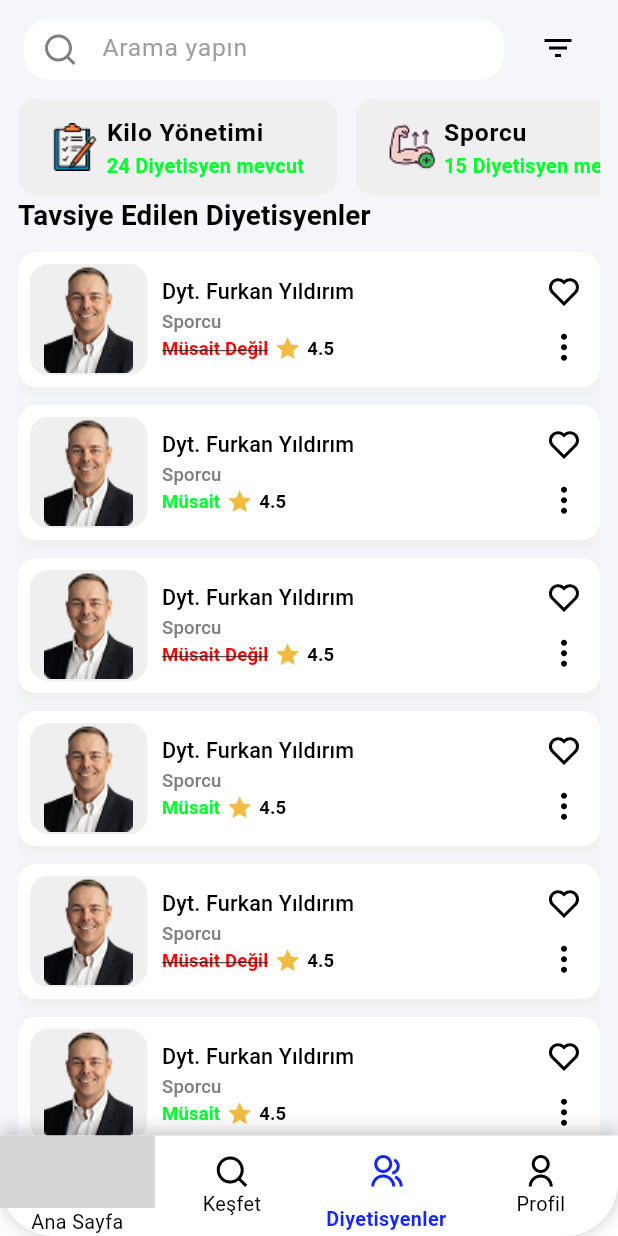
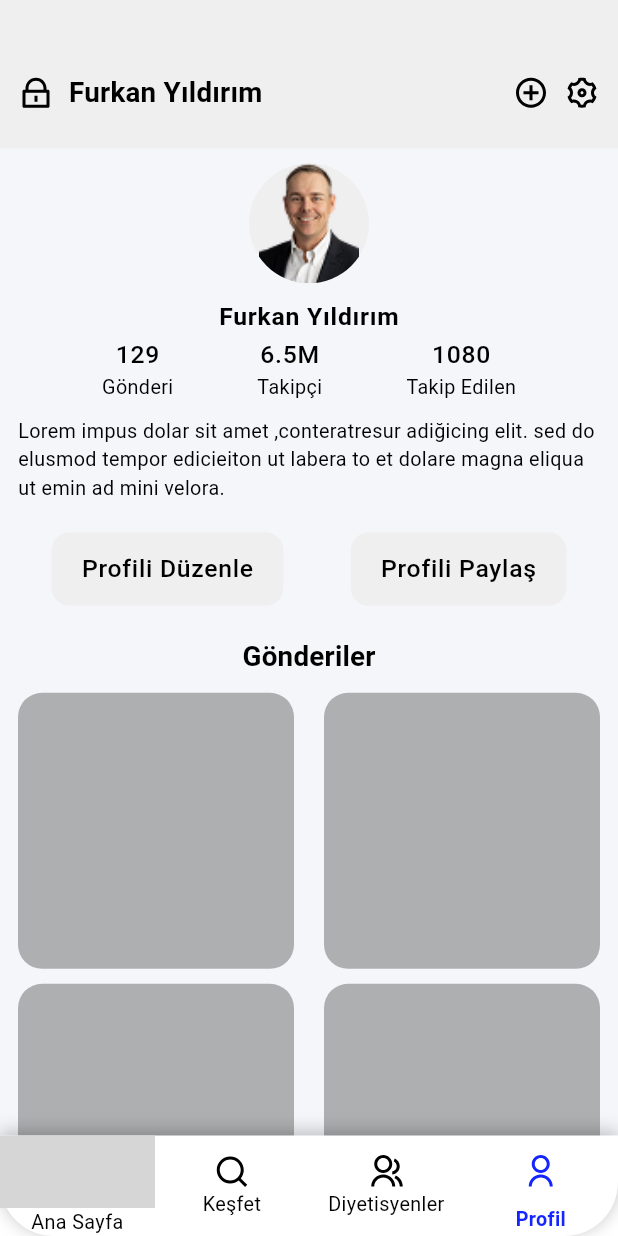
Before and after one commit to codriot/zenofit-mobile, a Flutter app: the MainView screen opened by its route, item 4 of the bottom bar chosen, on a phone screen of 412 x 824 dp. Run offline on Flutter 3.47's test engine with Material 3 defaults, Android fonts, the phone set to English and light mode, and no system bars; our stand-ins replace dio, firebase_auth, firebase_core, flutter_dotenv, flutter_svg, get and 3 more; missing offline and left inert: kartal; accounts and stored records are empty; network calls fail; grey boxes are pictures that could not be loaded.

Commit message:
profil ekranı tasarlandı.

```diff
--- /dev/null
+++ b/lib/controller/profile/profile_view_controller.dart
@@ -0,0 +1,7 @@
+
+
+import 'package:get/state_manager.dart';
+
+class ProfileViewController extends GetxController{
+
+}
--- a/lib/views/main/main_view.dart
+++ b/lib/views/main/main_view.dart
@@ -5,6 +5,7 @@ import 'package:diet_app_mobile/product/utils/app_utils/const_utils/app_duration
 import 'package:diet_app_mobile/views/dietition/dietition_view.dart';
 import 'package:diet_app_mobile/views/discover/discover_view.dart';
 import 'package:diet_app_mobile/views/home/home_view.dart';
+import 'package:diet_app_mobile/views/profile/profile_view.dart';
 import 'package:flutter/material.dart';
 import 'package:flutter_svg/flutter_svg.dart';
 import 'package:get/get.dart';
@@ -25,7 +26,8 @@ class MainView extends GetView<MainController> {
           children: [
             const HomeView(), // Ana sayfa
             DiscoverView(), // Keşfet sayfası
-            DietitionView()
+            DietitionView(),
+            ProfileView(),
           ],
         ),
         bottomNavigationBar: AnimatedBottomNavigationBar(
--- /dev/null
+++ b/lib/views/profile/profile_view.dart
@@ -0,0 +1,240 @@
+import 'package:diet_app_mobile/controller/profile/profile_view_controller.dart';
+import 'package:diet_app_mobile/product/services/icon_and_image_services.dart';
+import 'package:diet_app_mobile/product/utils/app_utils/app_general.dart';
+import 'package:diet_app_mobile/product/utils/app_utils/app_spaces..dart';
+import 'package:diet_app_mobile/product/utils/app_utils/const_utils/app_colors.dart';
+import 'package:diet_app_mobile/product/utils/app_utils/const_utils/app_padding.dart';
+import 'package:diet_app_mobile/product/utils/app_utils/const_utils/app_radius.dart';
+import 'package:diet_app_mobile/product/utils/app_utils/const_utils/app_sizes.dart';
+import 'package:flutter/material.dart';
+import 'package:flutter_svg/flutter_svg.dart';
+import 'package:get/get.dart';
+
+class ProfileView extends StatelessWidget {
+  ProfileView({super.key});
+
+  final ProfileViewController controller = Get.put(ProfileViewController());
+
+  @override
+  Widget build(BuildContext context) {
+    return Scaffold(
+      backgroundColor: AppColor.whiteSolid.getColor(),
+      body: ListView(
+        padding: EdgeInsets.zero,
+        children: [
+          _buildAppBarBody(context),
+          AppSpaces.instance.vertical10,
+          Padding(
+            padding: AppPadding.instance.horizontalNormal,
+            child: Column(
+              children: [
+                _buildProfileImage(),
+                AppSpaces.instance.vertical10,
+                _buildProfilePersonName(context),
+                _buildProfileInfoDataComponent(context),
+                AppSpaces.instance.vertical10,
+                _buildProfileAboutParagraf(),
+                AppSpaces.instance.vertical20,
+                _buildProfilePageButtonRow(context),
+                AppSpaces.instance.vertical20,
+                _buildPostTextTitle(context),
+                AppSpaces.instance.vertical10,
+                _buildPostGridView(),
+                AppSpaces.instance.vertical10,
+              ],
+            ),
+          )
+        ],
+      ),
+    );
+  }
+
+  GridView _buildPostGridView() {
+    return GridView.builder(
+      physics: const NeverScrollableScrollPhysics(),
+      padding: EdgeInsets.zero,
+      shrinkWrap: true,
+      gridDelegate: const SliverGridDelegateWithFixedCrossAxisCount(
+        crossAxisCount: 2,
+        childAspectRatio: 1,
+        crossAxisSpacing: 20,
+        mainAxisSpacing: 10,
+      ),
+      itemCount: 6,
+      itemBuilder: (context, index) {
+        return _buildGridViewItem();
+      },
+    );
+  }
+
+  Container _buildGridViewItem() {
+    return Container(
+      decoration: BoxDecoration(
+        color: AppColor.grey.getColor().withOpacity(0.6),
+        borderRadius: AppRadius.instance.halfBorderRadius,
+      ),
+    );
+  }
+
+  Text _buildPostTextTitle(BuildContext context) {
+    return Text(
+      "Gönderiler",
+      style: context.appGeneral.textTheme.titleMedium
+          ?.copyWith(fontWeight: FontWeight.bold),
+    );
+  }
+
+  Row _buildProfilePageButtonRow(BuildContext context) {
+    return Row(
+      mainAxisAlignment: MainAxisAlignment.spaceAround,
+      children: [
+        _buildProfilePageButton(
+          context: context,
+          onTap: () {},
+          buttonText: "Profili Düzenle",
+        ),
+        _buildProfilePageButton(
+          context: context,
+          onTap: () {},
+          buttonText: "Profili Paylaş",
+        ),
+      ],
+    );
+  }
+
+  Widget _buildProfilePageButton(
+      {required BuildContext context,
+      required String buttonText,
+      required void Function() onTap}) {
+    return InkWell(
+      borderRadius: AppRadius.instance.normalBorderRadius,
+      onTap: onTap,
+      child: Container(
+        padding: EdgeInsets.symmetric(
+          vertical: AppSizes.instance.normalValue,
+          horizontal: AppSizes.instance.mediumValue,
+        ),
+        decoration: BoxDecoration(
+          color: AppColor.crystalBell.getColor(),
+          borderRadius: AppRadius.instance.normalBorderRadius,
+        ),
+        child: Text(
+          buttonText,
+          style: context.appGeneral.textTheme.bodyLarge
+              ?.copyWith(fontWeight: FontWeight.w500),
+        ),
+      ),
+    );
+  }
+
+  Text _buildProfileAboutParagraf() {
+    return const Text(
+      "Lorem impus dolar sit amet ,conteratresur adiğicing elit. sed do elusmod tempor edicieiton ut labera to et dolare magna eliqua ut emin ad mini velora.",
+    );
+  }
+
+  Row _buildProfileInfoDataComponent(BuildContext context) {
+    return Row(
+      mainAxisAlignment: MainAxisAlignment.spaceEvenly,
+      children: [
+        _columnOfPersonProfileInfoData(
+            context: context, count: "129", text: "Gönderi"),
+        _columnOfPersonProfileInfoData(
+            context: context, count: "6.5M", text: "Takipçi"),
+        _columnOfPersonProfileInfoData(
+            context: context, count: "1080", text: "Takip Edilen"),
+      ],
+    );
+  }
+
+  Column _columnOfPersonProfileInfoData({
+    required BuildContext context,
+    required String count,
+    required String text,
+  }) {
+    return Column(
+      children: [
+        Text(
+          count,
+          style: context.appGeneral.textTheme.bodyLarge
+              ?.copyWith(fontWeight: FontWeight.w500),
+        ),
+        Text(
+          text,
+          style: context.appGeneral.textTheme.bodyMedium,
+        ),
+      ],
+    );
+  }
+
+  Text _buildProfilePersonName(BuildContext context) {
+    return Text(
+      "Furkan Yıldırım",
+      style: context.appGeneral.textTheme.bodyLarge
+          ?.copyWith(fontWeight: FontWeight.bold),
+    );
+  }
+
+  Container _buildProfileImage() {
+    return Container(
+      width: 80,
+      height: 80,
+      decoration: BoxDecoration(
+        shape: BoxShape.circle,
+        image: DecorationImage(
+            image: AssetImage(
+              AppImageUtility.getImagePath(
+                "person",
+              ),
+            ),
+            fit: BoxFit.contain),
+        color: AppColor.crystalBell.getColor(),
+      ),
+    );
+  }
+
+  Container _buildAppBarBody(BuildContext context) {
+    return Container(
+      padding: EdgeInsets.only(top: Get.height * 0.03),
+      height: Get.height * 0.12,
+      color: AppColor.crystalBell.getColor(),
+      child: Padding(
+        padding: AppPadding.instance.horizontalNormal,
+        child: Row(
+          mainAxisAlignment: MainAxisAlignment.spaceBetween,
+          children: [
+            Row(
+              crossAxisAlignment: CrossAxisAlignment.center,
+              children: [
+                SvgPicture.asset(
+                  AppIconUtility.getIconPath("lock-line",
+                      format: IconFormat.svg),
+                ),
+                AppSpaces.instance.horizontal10,
+                Text(
+                  "Furkan Yıldırım",
+                  style: context.appGeneral.textTheme.titleMedium
+                      ?.copyWith(fontWeight: FontWeight.bold),
+                ),
+              ],
+            ),
+            Row(
+              crossAxisAlignment: CrossAxisAlignment.center,
+              children: [
+                SvgPicture.asset(
+                  AppIconUtility.getIconPath("add-circle-line",
+                      format: IconFormat.svg),
+                ),
+                AppSpaces.instance.horizontal10,
+                SvgPicture.asset(
+                  AppIconUtility.getIconPath("settings-line",
+                      format: IconFormat.svg),
+                ),
+              ],
+            ),
+          ],
+        ),
+      ),
+    );
+  }
+}
```
Also changed, not shown: assets/icons/add-circle-line.svg (added), assets/icons/lock-line.svg (added), assets/icons/settings-line.svg (added), lib/views/profile/profile_views.dart (deleted), 4 other files.
